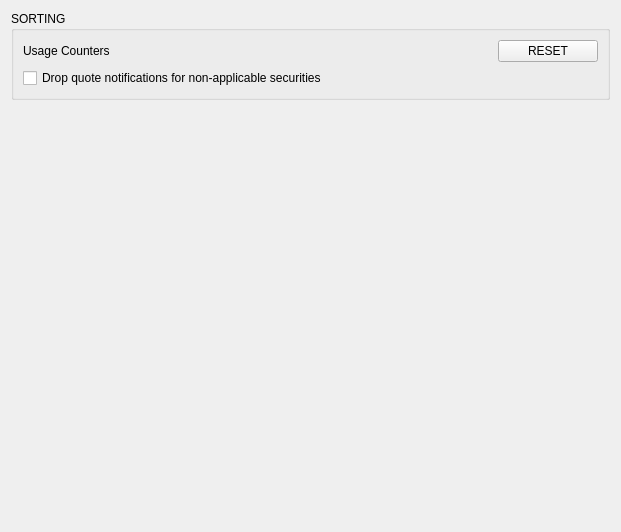
Qt form BlockSettleUILib/DealingSettingsPage.ui (BlockSettle/terminal) before a commit.
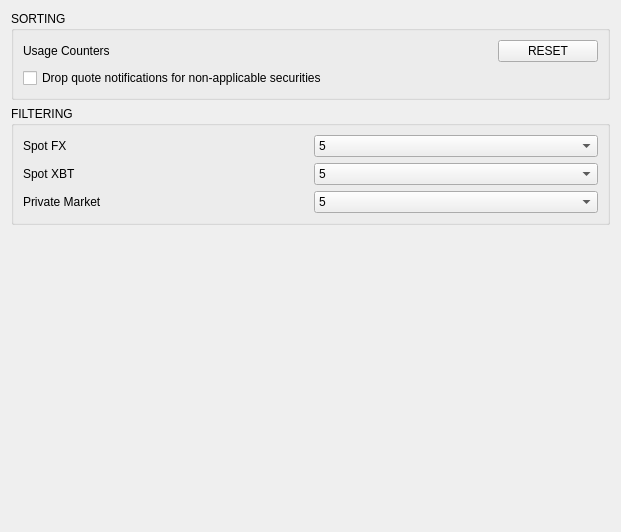
The same form after that commit.

```diff
--- a/BlockSettleUILib/DealingSettingsPage.ui
+++ b/BlockSettleUILib/DealingSettingsPage.ui
@@ -13,7 +13,7 @@
   <property name="windowTitle">
    <string>Form</string>
   </property>
-  <layout class="QVBoxLayout" name="verticalLayout_2">
+  <layout class="QVBoxLayout" name="verticalLayout_3">
    <item>
     <widget class="QGroupBox" name="groupBox_3">
      <property name="title">
@@ -85,6 +85,154 @@
      </layout>
     </widget>
    </item>
+   <item>
+    <widget class="QGroupBox" name="groupBox">
+     <property name="title">
+      <string>FILTERING</string>
+     </property>
+     <layout class="QVBoxLayout" name="verticalLayout_2">
+      <item>
+       <widget class="QWidget" name="filterSettings" native="true">
+        <layout class="QHBoxLayout" name="horizontalLayout_2">
+         <property name="leftMargin">
+          <number>0</number>
+         </property>
+         <property name="topMargin">
+          <number>0</number>
+         </property>
+         <property name="rightMargin">
+          <number>0</number>
+         </property>
+         <property name="bottomMargin">
+          <number>0</number>
+         </property>
+         <item>
+          <layout class="QGridLayout" name="gridLayout">
+           <item row="0" column="0">
+            <widget class="QLabel" name="label">
+             <property name="text">
+              <string>Spot FX</string>
+             </property>
+            </widget>
+           </item>
+           <item row="0" column="1">
+            <widget class="QComboBox" name="fx">
+             <property name="currentIndex">
+              <number>2</number>
+             </property>
+             <item>
+              <property name="text">
+               <string>1</string>
+              </property>
+             </item>
+             <item>
+              <property name="text">
+               <string>3</string>
+              </property>
+             </item>
+             <item>
+              <property name="text">
+               <string>5</string>
+              </property>
+             </item>
+             <item>
+              <property name="text">
+               <string>10</string>
+              </property>
+             </item>
+             <item>
+              <property name="text">
+               <string>All</string>
+              </property>
+             </item>
+            </widget>
+           </item>
+           <item row="1" column="0">
+            <widget class="QLabel" name="label_3">
+             <property name="text">
+              <string>Spot XBT</string>
+             </property>
+            </widget>
+           </item>
+           <item row="1" column="1">
+            <widget class="QComboBox" name="xbt">
+             <property name="currentIndex">
+              <number>2</number>
+             </property>
+             <item>
+              <property name="text">
+               <string>1</string>
+              </property>
+             </item>
+             <item>
+              <property name="text">
+               <string>3</string>
+              </property>
+             </item>
+             <item>
+              <property name="text">
+               <string>5</string>
+              </property>
+             </item>
+             <item>
+              <property name="text">
+               <string>10</string>
+              </property>
+             </item>
+             <item>
+              <property name="text">
+               <string>All</string>
+              </property>
+             </item>
+            </widget>
+           </item>
+           <item row="2" column="0">
+            <widget class="QLabel" name="label_4">
+             <property name="text">
+              <string>Private Market</string>
+             </property>
+            </widget>
+           </item>
+           <item row="2" column="1">
+            <widget class="QComboBox" name="pm">
+             <property name="currentIndex">
+              <number>2</number>
+             </property>
+             <item>
+              <property name="text">
+               <string>1</string>
+              </property>
+             </item>
+             <item>
+              <property name="text">
+               <string>3</string>
+              </property>
+             </item>
+             <item>
+              <property name="text">
+               <string>5</string>
+              </property>
+             </item>
+             <item>
+              <property name="text">
+               <string>10</string>
+              </property>
+             </item>
+             <item>
+              <property name="text">
+               <string>All</string>
+              </property>
+             </item>
+            </widget>
+           </item>
+          </layout>
+         </item>
+        </layout>
+       </widget>
+      </item>
+     </layout>
+    </widget>
+   </item>
    <item>
     <spacer name="verticalSpacer">
      <property name="orientation">
```
